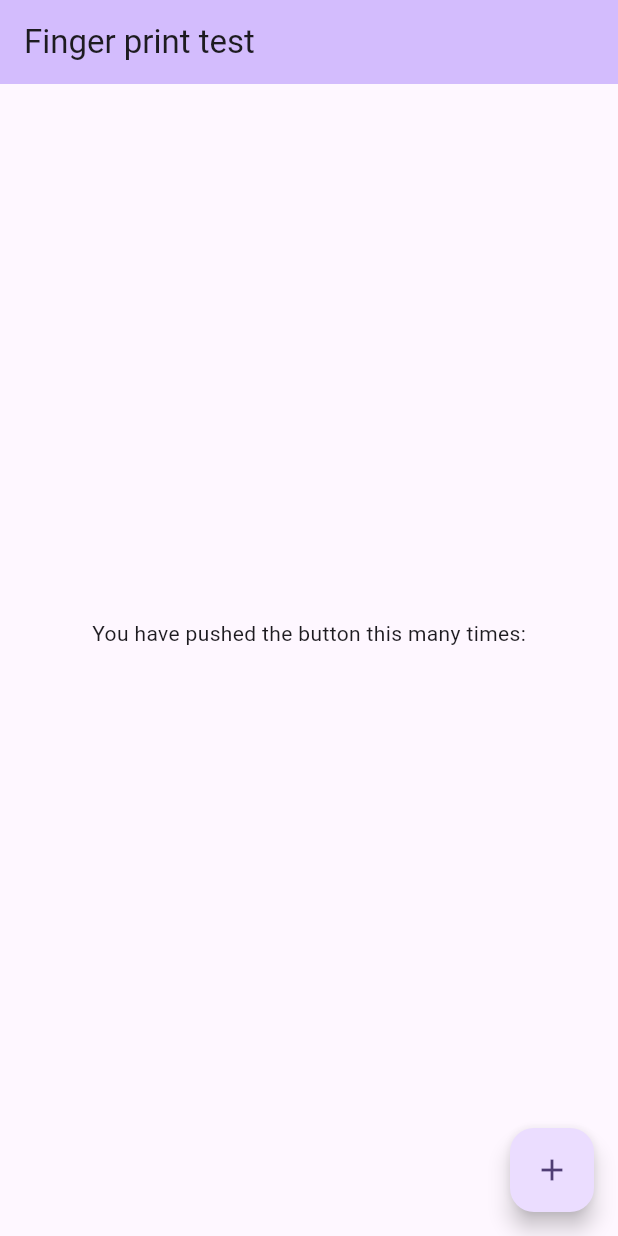
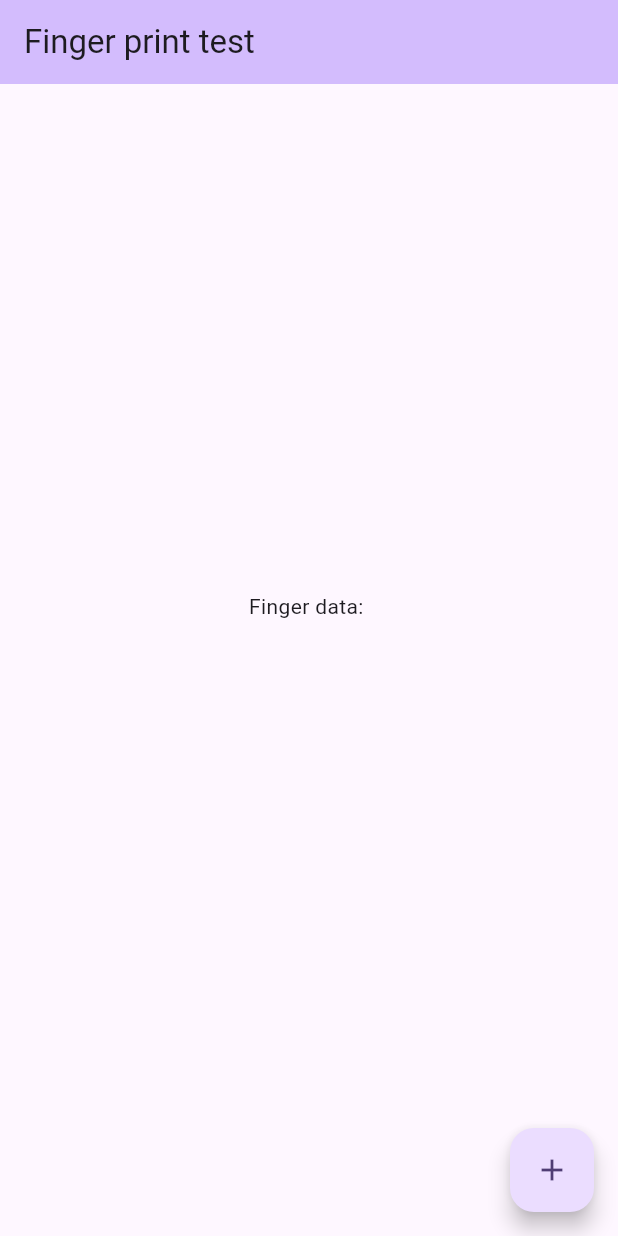
Before and after one commit to GueuAlex/plugin_test, a Flutter app: the screen it shows after launch, on a phone screen of 412 x 824 dp. Run offline on Flutter 3.47's test engine with Material 2 defaults, Android fonts, the phone set to English and light mode, and no system bars; our stand-ins replace plugin_platform_interface.

Commit message:
third commit

```diff
--- a/lib/main.dart
+++ b/lib/main.dart
@@ -53,11 +53,11 @@ class _MyHomePageState extends State<MyHomePage> {
         child: Column(
           mainAxisAlignment: MainAxisAlignment.center,
           children: <Widget>[
-            const Text(
-              'You have pushed the button this many times:',
+            Text(
+              'Finger data: $_data',
             ),
             Text(
-              '$_data',
+              '\n$_data',
               style: Theme.of(context).textTheme.headlineMedium,
             ),
           ],
```
Also changed, not shown: 13 other files.
